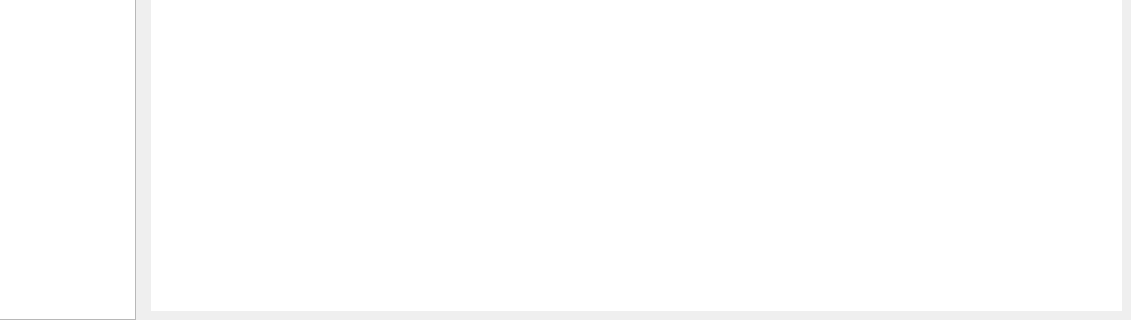
Old version of the form mainwindow.ui in the repository ArtAuc/mkrescue; both pictures show x 120 to 1251 and y 419 to 739 of the 1251 by 739 pixel window.
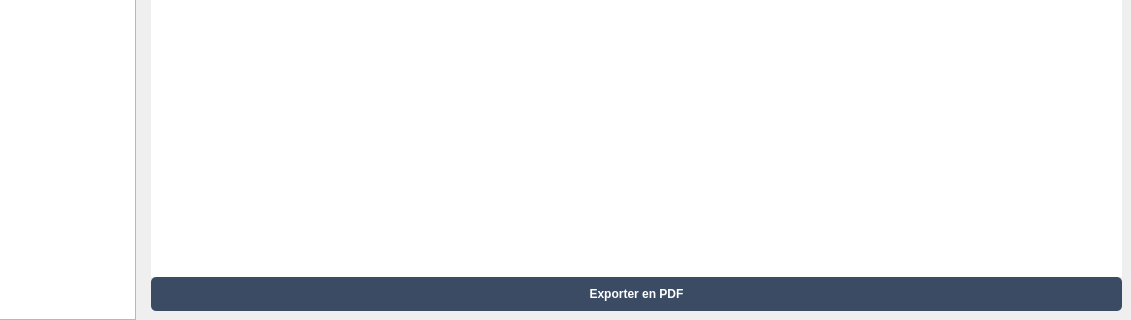
New version of the form. The open tabs and pages were chosen to show the change. Icons and pictures are not drawn. Custom widgets are drawn as their Qt base class.

Commit message: Export ES Registry to pdf

What changed in the file:
```diff
--- a/mainwindow.ui
+++ b/mainwindow.ui
@@ -1868,6 +1868,13 @@
             </column>
            </widget>
           </item>
+          <item>
+           <widget class="QPushButton" name="exportMembersButton">
+            <property name="text">
+             <string>Exporter en PDF</string>
+            </property>
+           </widget>
+          </item>
          </layout>
         </widget>
         <widget class="QWidget" name="vetPage"/>
```
Left out of the diff: 2 changed lines with no effect on the pictures. The commit also changes 8 other files.
